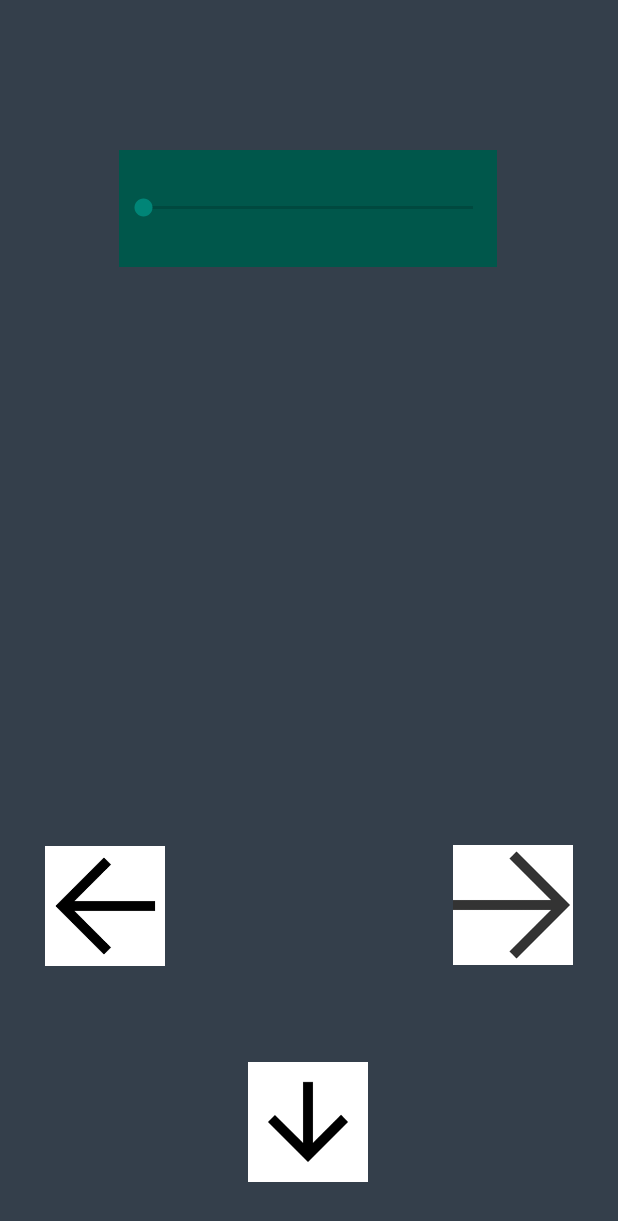
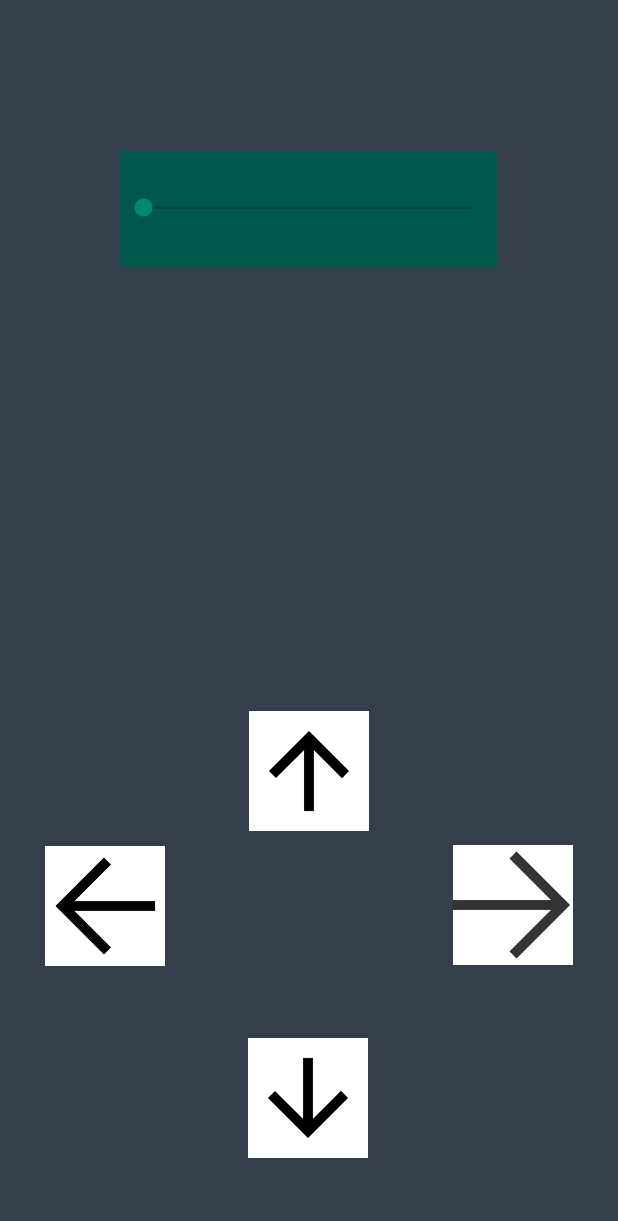
Before and after one commit to DIT112-V19/group-10, an Android app: the ManualMode screen opened directly, with no data from a screen before it, on a phone screen of 412 x 824 dp. Shown: the top 1221 px of the screen. Run offline under Robolectric (Android 15) with nearby library versions, the light colour scheme and no system bars.

Commit message:
fixed arrows in manual mode

```diff
--- a/carMobileApp/app/build.gradle
+++ b/carMobileApp/app/build.gradle
@@ -4,7 +4,7 @@ android {
     compileSdkVersion 28
     defaultConfig {
         applicationId "com.group10app"
-        minSdkVersion 15
+        minSdkVersion 18
         targetSdkVersion 28
         versionCode 1
         versionName "1.0"
@@ -16,10 +16,12 @@ android {
             proguardFiles getDefaultProguardFile('proguard-android-optimize.txt'), 'proguard-rules.pro'
         }
     }
+    productFlavors {
+    }
 }
 
 dependencies {
-    implementation fileTree(dir: 'libs', include: ['*.jar'])
+    implementation fileTree(include: ['*.jar'], dir: 'libs')
     implementation 'com.android.support:appcompat-v7:28.0.0'
     implementation 'com.android.support.constraint:constraint-layout:1.1.3'
     testImplementation 'junit:junit:4.12'
--- a/carMobileApp/app/src/main/java/com/group10app/ManualMode.java
+++ b/carMobileApp/app/src/main/java/com/group10app/ManualMode.java
@@ -18,36 +18,32 @@ import java.nio.charset.Charset;
 
 public class ManualMode extends AppCompatActivity {
 
-    Button forwardArrow;
-    Button backwardArrow;
-    Button rightArrow;
-    Button leftArrow;
-    final BluetoothGattCharacteristic BGC =null ;
-    final BluetoothGatt gatt = null;
+    ImageView forwardArrow;
+    ImageView backwardArrow;
+    ImageView rightArrow;
+    ImageView leftArrow;
+    //final BluetoothGattCharacteristic BGC =null ;
+    //final BluetoothGatt gatt = null;
     final String LOG_TAG = ManualMode.class.getSimpleName();
 
-    @SuppressLint("WrongViewCast")
     @Override
     protected void onCreate(Bundle savedInstanceState) {
         super.onCreate(savedInstanceState);
         setContentView(R.layout.activity_manual_mode);
 
-        forwardArrow = (Button) findViewById(R.id.forwardArrow);
-        backwardArrow = (Button) findViewById(R.id.backwardArrow);
-        rightArrow = (Button) findViewById(R.id.rightArrow);
-        leftArrow = (Button) findViewById(R.id.leftArrow);
+        forwardArrow = (ImageView) findViewById(R.id.forwardArrow);
+        backwardArrow = (ImageView) findViewById(R.id.backwardArrow);
+        rightArrow = (ImageView) findViewById(R.id.rightArrow);
+        leftArrow = (ImageView) findViewById(R.id.leftArrow);
 
         forwardArrow.setOnClickListener(new OnClickListener() {
-            @RequiresApi(api = Build.VERSION_CODES.JELLY_BEAN_MR2)
+            //@RequiresApi(api = Build.VERSION_CODES.JELLY_BEAN_MR2)
             @Override
             public void onClick(View v) {
                 String outputMessage = "/forward/";
-                BGC.setValue(outputMessage.getBytes(Charset.forName("UTF-8")));
-                if (gatt.writeCharacteristic(BGC)) {
-                    connectionData("Sent: " + outputMessage);
-                } else {
-                    connectionData("unable to write BGC characteristic");
-                }
+                //BGC_value(outputMessage);
+                connectionData("Sent: " + outputMessage);
+
 
             }
         });
@@ -57,12 +53,8 @@ public class ManualMode extends AppCompatActivity {
             @Override
             public void onClick(View v) {
                 String outputMessage = "/backward/";
-                BGC.setValue((outputMessage.getBytes(Charset.forName("UTF-8"))));
-                if(gatt.writeCharacteristic(BGC)) {
-                    connectionData("Sent: "+ outputMessage);
-                }else{
-                    connectionData("unable to write BGC characteristic");
-                }
+                //BGC_value(outputMessage);
+                connectionData("Sent: " + outputMessage);
             }
         });
 
@@ -71,12 +63,8 @@ public class ManualMode extends AppCompatActivity {
             @Override
             public void onClick(View v) {
                 String outputMessage = "/right/";
-                BGC.setValue(outputMessage.getBytes(Charset.forName("UTF-8")));
-                if(gatt.writeCharacteristic(BGC)) {
-                    connectionData("Sent: " + outputMessage);
-                }else{
-                    connectionData("unable to write BGC characteristic");
-                }
+                //BGC_value(outputMessage);
+                connectionData("Sent: " + outputMessage);
             }
         });
 
@@ -85,17 +73,13 @@ public class ManualMode extends AppCompatActivity {
             @Override
             public void onClick(View v) {
                 String outputMessage = "/left/";
-                BGC.setValue(outputMessage.getBytes(Charset.forName("UTF-8")));
-                if(gatt.writeCharacteristic(BGC)) {
-                    connectionData("Sent: "+ outputMessage);
-                }else{
-                    connectionData("unable to write BGC characteristic");
-                }
+                //BGC_value(outputMessage);
+                connectionData("Sent: " + outputMessage);
             }
         });
 
             SeekBar speedControl = findViewById(R.id.seekBar2);
-        speedControl.setOnSeekBarChangeListener(new SeekBar.OnSeekBarChangeListener() {
+            speedControl.setOnSeekBarChangeListener(new SeekBar.OnSeekBarChangeListener() {
             @Override
             public void onProgressChanged(SeekBar seekBar, int progress, boolean fromUser) {
                 Log.i("Seekbar value",Integer.toString(progress));
@@ -117,4 +101,13 @@ public class ManualMode extends AppCompatActivity {
         Log.e(LOG_TAG, text.toString());
 
     }
+    /*private void BGC_value (String outputMessage){
+        BGC.setValue(outputMessage.getBytes(Charset.forName("UTF-8")));
+        if(gatt.writeCharacteristic(BGC)) {
+            connectionData("Sent: " + outputMessage);
+        }else{
+            connectionData("Unable to write BGC characteristic");
+        }
+    }*/
+
 }
--- a/carMobileApp/app/src/main/res/layout/activity_manual_mode.xml
+++ b/carMobileApp/app/src/main/res/layout/activity_manual_mode.xml
@@ -2,7 +2,6 @@
 <android.support.constraint.ConstraintLayout xmlns:android="http://schemas.android.com/apk/res/android"
     xmlns:app="http://schemas.android.com/apk/res-auto"
     xmlns:tools="http://schemas.android.com/tools"
-    android:id="@+id/backwardArrow"
     android:layout_width="match_parent"
     android:layout_height="match_parent"
     android:background="@color/colorBackgroundDark"
@@ -40,33 +39,13 @@
         app:srcCompat="@drawable/right_arrow" />
 
     <ImageView
-        android:id="@+id/backwardArrow"
-        android:layout_width="140dp"
-        android:layout_height="80dp"
-        android:layout_marginStart="8dp"
-        android:layout_marginLeft="8dp"
-        android:layout_marginEnd="8dp"
-        android:layout_marginRight="8dp"
-        android:layout_marginBottom="36dp"
-        app:layout_constraintBottom_toBottomOf="parent"
-        app:layout_constraintEnd_toEndOf="parent"
-        app:layout_constraintHorizontal_bias="0.498"
-        app:layout_constraintStart_toStartOf="parent"
-        app:srcCompat="@drawable/backward_arrow" />
-
-    <ImageView
         android:id="@+id/forwardArrow"
         android:layout_width="140dp"
         android:layout_height="80dp"
         android:layout_marginStart="8dp"
-        android:layout_marginLeft="8dp"
         android:layout_marginTop="296dp"
         android:layout_marginEnd="8dp"
-        android:layout_marginRight="8dp"
-        android:layout_marginBottom="255dp"
         android:longClickable="true"
-        android:onClick="goToRight"
-        app:layout_constraintBottom_toTopOf="@+id/backwardArrow"
         app:layout_constraintEnd_toEndOf="parent"
         app:layout_constraintStart_toStartOf="parent"
         app:layout_constraintTop_toBottomOf="@+id/seekBar2"
@@ -84,4 +63,17 @@
         app:layout_constraintVertical_bias="0.764"
         app:srcCompat="@drawable/left_arrow" />
 
+    <ImageView
+        android:id="@+id/backwardArrow"
+        android:layout_width="140dp"
+        android:layout_height="80dp"
+        android:layout_marginStart="8dp"
+        android:layout_marginEnd="8dp"
+        android:layout_marginBottom="52dp"
+        app:layout_constraintBottom_toBottomOf="parent"
+        app:layout_constraintEnd_toEndOf="parent"
+        app:layout_constraintHorizontal_bias="0.498"
+        app:layout_constraintStart_toStartOf="parent"
+        app:srcCompat="@drawable/backward_arrow" />
+
 </android.support.constraint.ConstraintLayout>
```
